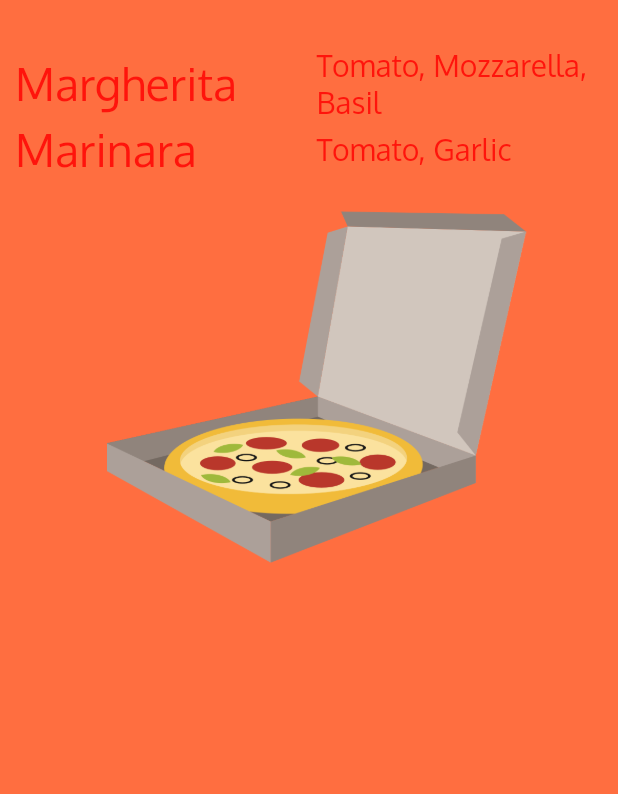
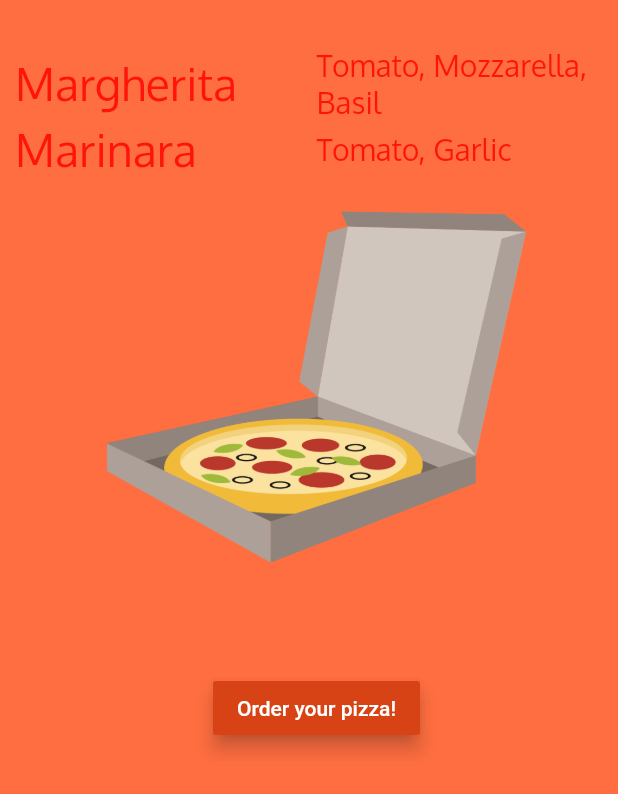
Before and after one commit to EdilsonDiasAlves/app_widgets, a Flutter app: the screen it shows after launch, on a phone screen of 412 x 824 dp. Shown: the top 794 px of the screen. Run offline on Flutter 3.47's test engine with Material 2 defaults, Android fonts, the phone set to English and light mode, and no system bars.

Commit message:
Adding RaisedButton and AlertDialog to get feedback

```diff
--- a/lib/ui/home.dart
+++ b/lib/ui/home.dart
@@ -52,7 +52,8 @@ class Home extends StatelessWidget {
                           fontWeight: FontWeight.normal))),
             ],
           ),
-          PizzaImageWidget()
+          PizzaImageWidget(),
+          OrderButton()
         ],
       ),
     ));
@@ -72,3 +73,37 @@ class PizzaImageWidget extends StatelessWidget {
     return Container(child: pizzaImage);
   }
 }
+
+class OrderButton extends StatelessWidget {
+  @override
+  Widget build(BuildContext context) {
+    var button = Container(
+      margin: EdgeInsets.only(top: 50.0),
+      child: RaisedButton(
+        child: Text(
+          "Order your pizza!",
+          style: TextStyle(color: Colors.white),
+        ),
+        color: Colors.deepOrange[800],
+        elevation: 5.0,
+        onPressed: () {
+          order(context);
+        },
+      ),
+    );
+
+    return button;
+  }
+
+  void order(BuildContext context) {
+    var alert = AlertDialog(
+      title: Text("Order Completed"),
+      content: Text("Thanks for your order!"),
+    );
+    showDialog(
+        context: context,
+        builder: (BuildContext context) {
+          return alert;
+        });
+  }
+}
```
